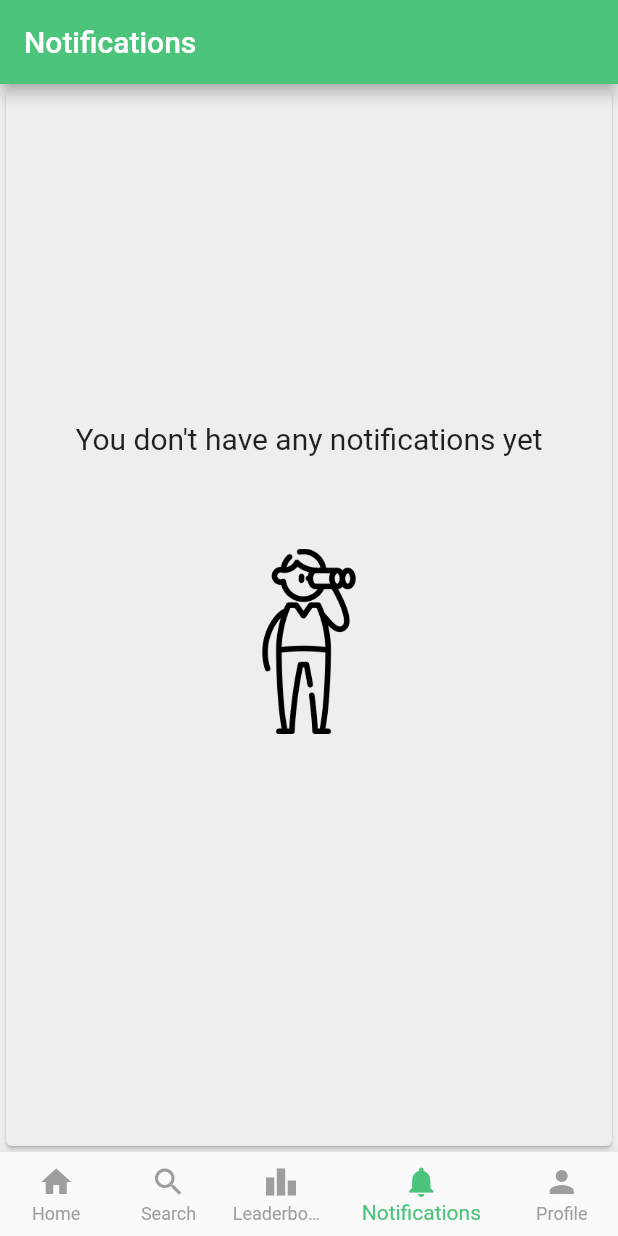
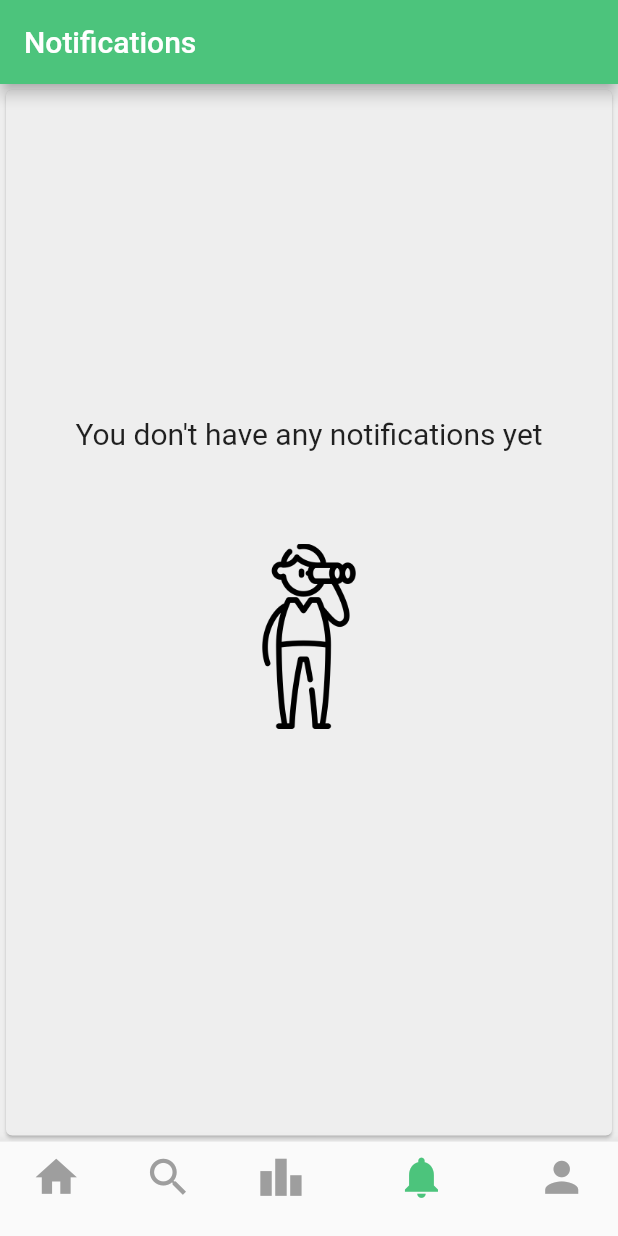
Before and after one commit to Technion236272/2022b-YourFitnessGuide, a Flutter app: the screen it shows after launch, item 4 of the bottom bar chosen, on a phone screen of 412 x 824 dp. Run offline on Flutter 3.47's test engine with Material 2 defaults, Android fonts, the phone set to English and light mode, and no system bars; our stand-ins replace cloud_firestore, firebase_auth, firebase_core, firebase_storage, flutter_speed_dial, google_sign_in and 5 more; missing offline and left inert: flutter_facebook_auth; accounts and stored records are empty.

Commit message:
Modified Navbar looks

```diff
--- a/lib/Screens/commentsScreen.dart
+++ b/lib/Screens/PostsScreens/commentsScreen.dart
@@ -5,8 +5,8 @@ import 'package:yourfitnessguide/utils/globals.dart';
 import 'package:yourfitnessguide/managers/comments_manager.dart';
 import 'package:yourfitnessguide/managers/post_manager.dart';
 import 'package:timeago/timeago.dart' as timeago;
-import '../utils/database.dart';
-import '../utils/users.dart';
+import '../../utils/database.dart';
+import '../../utils/users.dart';
 import 'package:yourfitnessguide/utils/widgets.dart';
 
 class CommentsScreen extends StatefulWidget {
--- a/lib/home.dart
+++ b/lib/home.dart
@@ -49,18 +49,19 @@ class _HomeScreenState extends State<HomeScreen> {
         _views.add(const LoginScreen());
       }
     }
+    var height = MediaQuery.of(context).size.height;
 
     return Scaffold(
         body: IndexedStack(index: _selectedIndex, children: _views),
         bottomNavigationBar:
           BottomNavigationBar(
             //type: BottomNavigationBarType.fixed,
-            items: const [
-              BottomNavigationBarItem(icon: Icon(Icons.home), label: 'Home'),
-              BottomNavigationBarItem(icon: Icon(Icons.search), label: 'Search'),
-              BottomNavigationBarItem(icon: Icon(Icons.leaderboard), label: 'Leaderboard'),
-              BottomNavigationBarItem(icon: Icon(Icons.notifications), label: 'Notifications'),
-              BottomNavigationBarItem(icon: Icon(Icons.person), label: 'Profile')
+            items: [
+              BottomNavigationBarItem(icon: Icon(Icons.home, size: height * 0.04 ,), label: ''),
+              BottomNavigationBarItem(icon: Icon(Icons.search, size: height * 0.04 ,), label: ''),
+              BottomNavigationBarItem(icon: Icon(Icons.leaderboard, size: height * 0.04 ,), label: ''),
+              BottomNavigationBarItem(icon: Icon(Icons.notifications, size: height * 0.04 ,), label: ''),
+              BottomNavigationBarItem(icon: Icon(Icons.person, size: height * 0.04 ,), label: '')
             ],
             currentIndex: _selectedIndex,
             selectedItemColor: Theme.of(context).iconTheme.color,
--- a/lib/utils/router.dart
+++ b/lib/utils/router.dart
@@ -16,7 +16,7 @@ import 'package:yourfitnessguide/Screens/PostsScreens/PostsEditingScreens/editBl
 import 'package:yourfitnessguide/Screens/PostsScreens/PostsEditingScreens/editWorkoutPost.dart';
 import 'package:yourfitnessguide/Screens/PostsScreens/PostsEditingScreens/editMealPlanPost.dart';
 import 'package:yourfitnessguide/Screens/ProfileScreens/viewUsers.dart';
-import 'package:yourfitnessguide/Screens/commentsScreen.dart';
+import 'package:yourfitnessguide/Screens/PostsScreens/commentsScreen.dart';
 
 Route<dynamic> generateRoute(RouteSettings settings) {
   switch (settings.name) {
```
